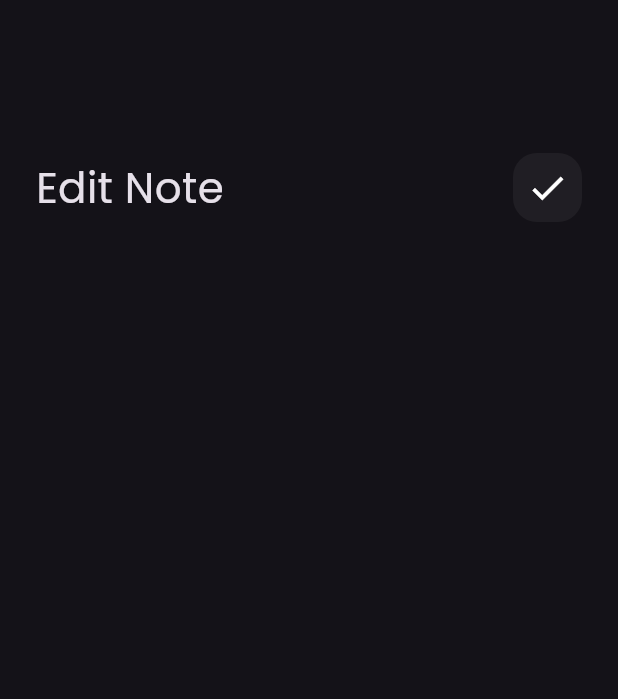
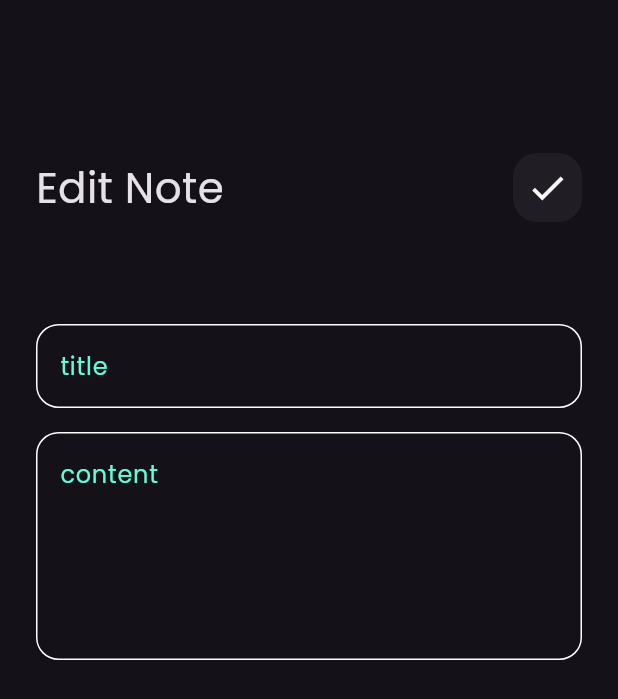
Before and after one commit to blalfayed/notes_app, a Flutter app: the EditNoteView screen opened directly, on a phone screen of 412 x 824 dp. Shown: the top 699 px of the screen. Run offline on Flutter 3.47's test engine with Material 3 defaults, Android fonts, the phone set to English and light mode, and no system bars; our stand-ins replace font_awesome_flutter.

Commit message:
edit note view ui done

```diff
--- a/lib/views/widgets/edit_view_body.dart
+++ b/lib/views/widgets/edit_view_body.dart
@@ -1,5 +1,6 @@
 import 'package:flutter/material.dart';
 import 'package:notes_app/views/widgets/custom_app_bar.dart';
+import 'package:notes_app/views/widgets/custom_text_field.dart';
 
 class EditNoteViewBody extends StatelessWidget {
   const EditNoteViewBody({super.key});
@@ -13,7 +14,18 @@ class EditNoteViewBody extends StatelessWidget {
           SizedBox(
             height: 50,
           ),
-          CustomAppBar(title: 'Edit Note', icon: Icons.check)
+          CustomAppBar(title: 'Edit Note', icon: Icons.check),
+          SizedBox(
+            height: 16,
+          ),
+          CustomTextField(hint: 'title'),
+          SizedBox(
+            height: 16,
+          ),
+          CustomTextField(
+            hint: 'content',
+            maxlines: 5,
+          )
         ],
       ),
     );
```
